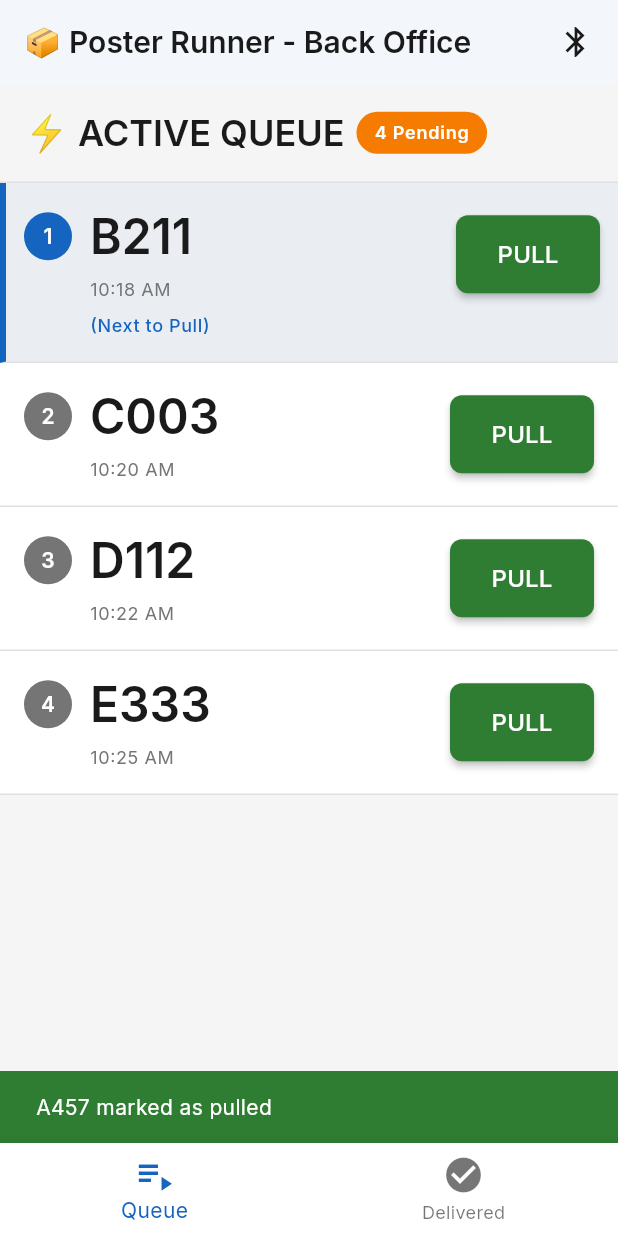
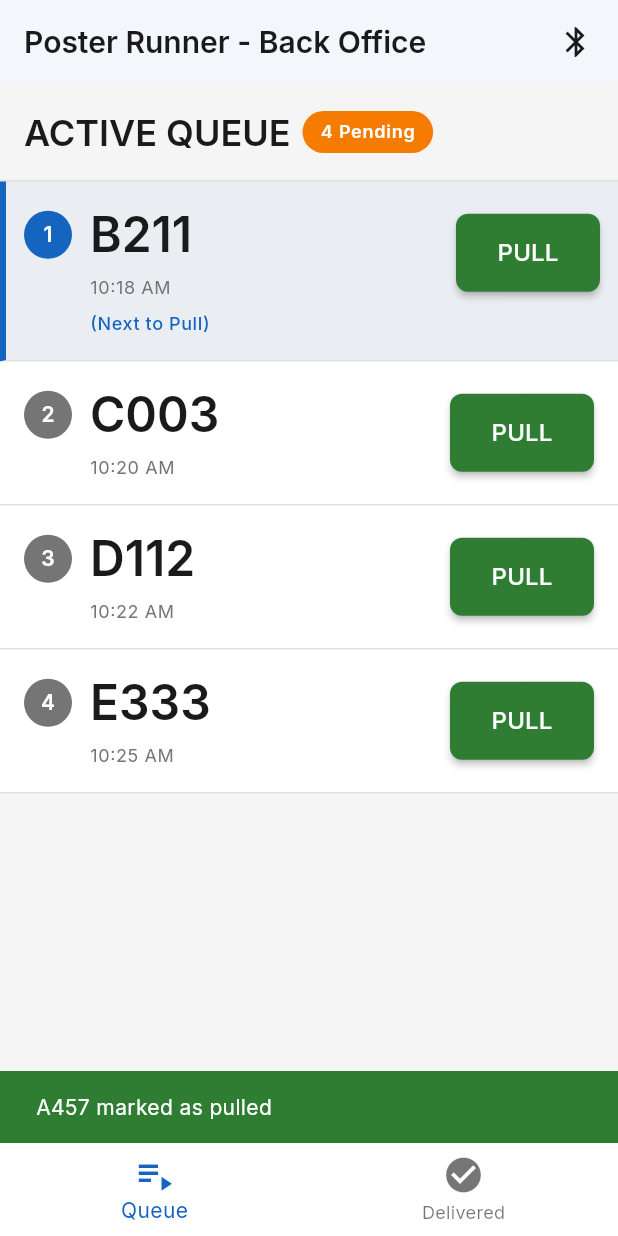
Before and after one commit to joemc3/poster-runner, a Flutter app: the BackOfficeHome screen opened directly, after a tap on "PULL", on a phone screen of 412 x 824 dp. Run offline on Flutter 3.47's test engine with Material 3 defaults, Android fonts, the phone set to English and light mode, and no system bars; our stand-ins replace google_fonts, hive, hive_flutter; accounts and stored records are empty.

Commit message:
Remove all emojis from app UI and documentation
- Remove emojis from all screen headers (Front Desk and Back Office)
- Replace emoji status indicators with Material Icons in request entry screen
- Remove emojis from ASCII mockups in UX design documents
- Remove emojis from project-theme.md section headers
- Update CLAUDE.md to reflect no-emoji preference

This improves accessibility and maintains a professional appearance across all screens and documentation.

🤖 Generated with [Claude Code](https://claude.com/claude-code)

Co-Authored-By: Claude <noreply@anthropic.com>

```diff
--- a/app/lib/screens/back_office/back_office_home.dart
+++ b/app/lib/screens/back_office/back_office_home.dart
@@ -35,7 +35,7 @@ class _BackOfficeHomeState extends State<BackOfficeHome> {
   Widget build(BuildContext context) {
     return Scaffold(
       appBar: AppBar(
-        title: const Text('📦 Poster Runner - Back Office'),
+        title: const Text('Poster Runner - Back Office'),
         actions: [
           // TODO: Add BLE connection status indicator
           IconButton(
--- a/app/lib/screens/back_office/fulfilled_log_screen.dart
+++ b/app/lib/screens/back_office/fulfilled_log_screen.dart
@@ -173,7 +173,7 @@ class _FulfilledLogScreenState extends State<FulfilledLogScreen> {
         backgroundColor: const Color(0xFFF5F5F5),
         elevation: 0,
         title: Text(
-          '✅ FULFILLED LOG',
+          'FULFILLED LOG',
           style: textTheme.headlineSmall,
         ),
         actions: [
--- a/app/lib/screens/back_office/live_queue_screen.dart
+++ b/app/lib/screens/back_office/live_queue_screen.dart
@@ -128,7 +128,7 @@ class _LiveQueueScreenState extends State<LiveQueueScreen> {
               child: Row(
                 children: [
                   Text(
-                    '⚡ ACTIVE QUEUE',
+                    'ACTIVE QUEUE',
                     style: textTheme.headlineSmall,
                   ),
                   const SizedBox(width: 8),
--- a/app/lib/screens/front_desk/delivered_audit_screen.dart
+++ b/app/lib/screens/front_desk/delivered_audit_screen.dart
@@ -99,7 +99,7 @@ class _DeliveredAuditScreenState extends State<DeliveredAuditScreen> {
             Padding(
               padding: const EdgeInsets.all(16.0),
               child: Text(
-                '✅ DELIVERED POSTERS',
+                'DELIVERED POSTERS',
                 style: textTheme.headlineSmall,
               ),
             ),
--- a/app/lib/screens/front_desk/front_desk_home.dart
+++ b/app/lib/screens/front_desk/front_desk_home.dart
@@ -35,7 +35,7 @@ class _FrontDeskHomeState extends State<FrontDeskHome> {
   Widget build(BuildContext context) {
     return Scaffold(
       appBar: AppBar(
-        title: const Text('📢 Poster Runner - Front Desk'),
+        title: const Text('Poster Runner - Front Desk'),
         actions: [
           // TODO: Add BLE connection status indicator
           IconButton(
```
Also changed, not shown: app/lib/screens/front_desk/request_entry_screen.dart (+6 -3 lines), 4 other files.
